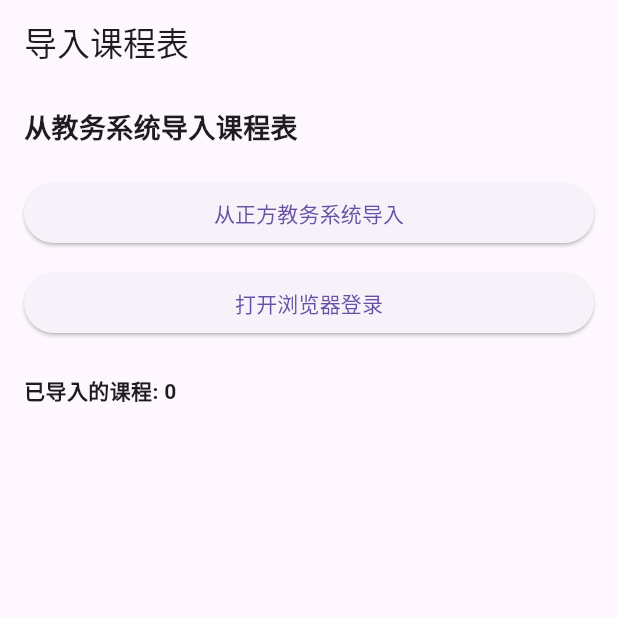
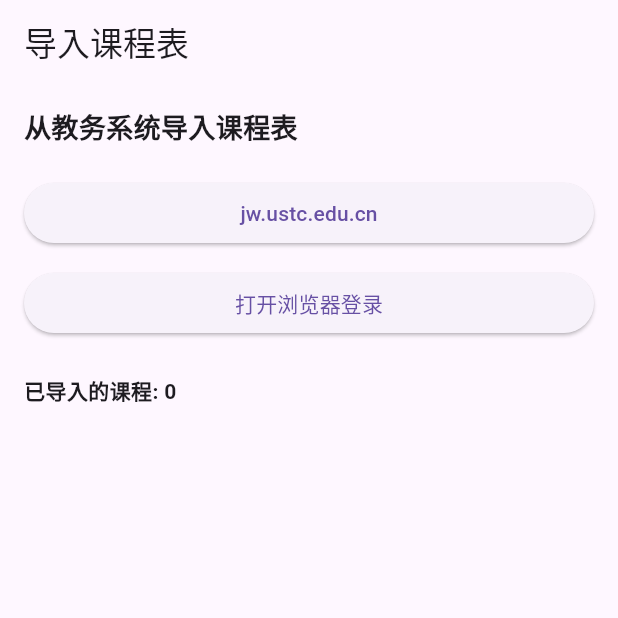
Before and after one commit to IzakyL/FlAuto, a Flutter app: the screen it shows after launch, item 2 of the bottom bar chosen, on a phone screen of 412 x 824 dp, the top half of it. Run offline on Flutter 3.47's test engine with Material 3 defaults, Android fonts, the light colour scheme and no system bars; our stand-ins replace flutter_local_notifications, sqflite, timezone; missing offline and left inert: flutter_inappwebview; accounts and stored records are empty.

Commit message:
fix: 修复import_schedule.dart

```diff
--- a/lib/screens/import_schedule.dart
+++ b/lib/screens/import_schedule.dart
@@ -31,11 +31,11 @@ class _ImportScheduleScreenState extends State<ImportScheduleScreen> {
             ),
             SizedBox(height: 20),
             ElevatedButton(
-              onPressed: _isLoading ? null : () => _importFromWebsite('zfsoft'),
+              onPressed: _isLoading ? null : () => _importFromWebsite('jw.ustc.edu.cn'),
               child:
                   _isLoading
                       ? CircularProgressIndicator(color: Colors.white)
-                      : Text('从正方教务系统导入'),
+                      : Text('jw.ustc.edu.cn'),
             ),
             SizedBox(height: 12),
             ElevatedButton(
@@ -74,7 +74,7 @@ class _ImportScheduleScreenState extends State<ImportScheduleScreen> {
     });
 
     try {
-      final events = await _webScraperService.scrapeEventSchedule(
+      final events = await _webScraperService.fetchEventsWithWebView(
         context,
         schoolSystem,
       );
@@ -95,7 +95,7 @@ class _ImportScheduleScreenState extends State<ImportScheduleScreen> {
   Future<void> _launchBrowser() async {
     try {
       await _webScraperService.openBrowserForLogin(
-        'http://your-school-educational-system.com/login',
+        'https://jw.ustc.edu.cn/for-std/course-table/get-data',
       );
       ScaffoldMessenger.of(
         context,
```
